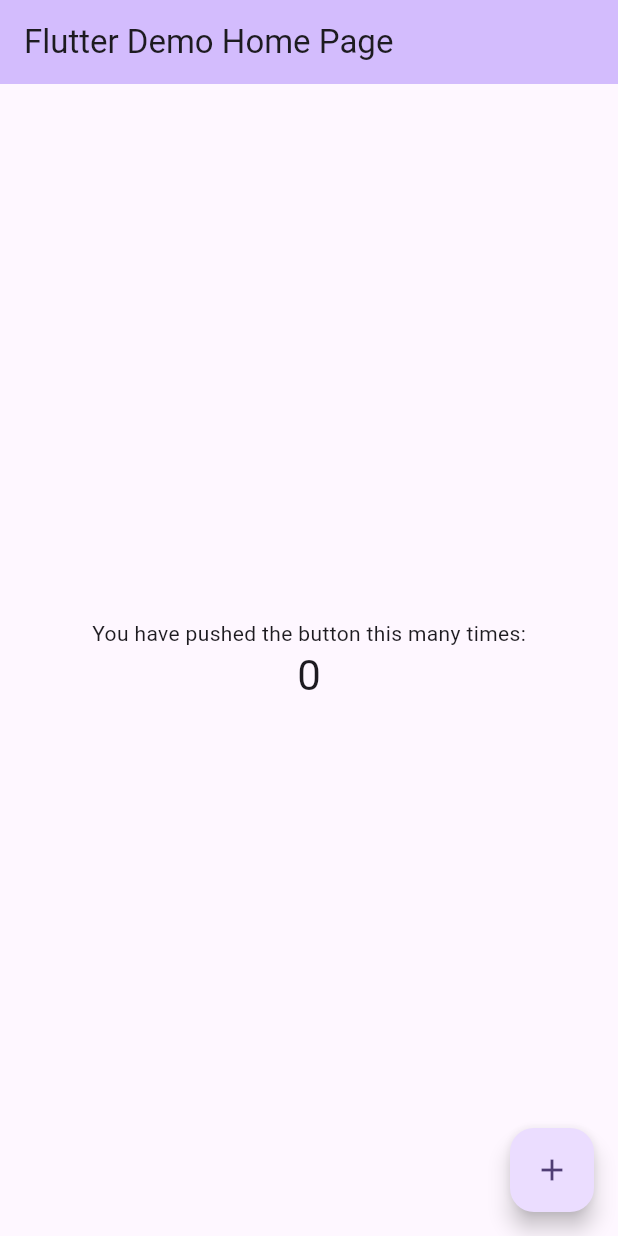
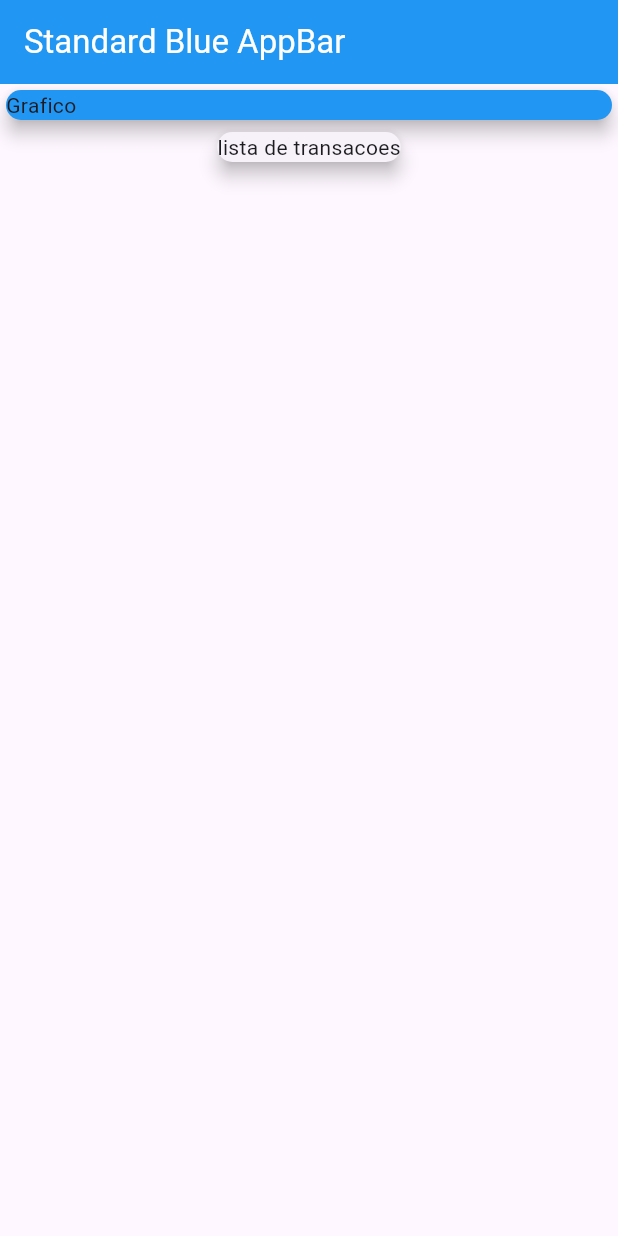
Before and after one commit to EmanuelVogt/expensives, a Flutter app: the screen it shows after launch, on a phone screen of 412 x 824 dp. Run offline on Flutter 3.47's test engine with Material 3 defaults, Android fonts, the phone set to English and light mode, and no system bars.

Commit message:
feat: setup main.dart

```diff
--- a/lib/main.dart
+++ b/lib/main.dart
@@ -7,119 +7,47 @@
 class MyApp extends StatelessWidget {
   const MyApp({super.key});
 
-  // This widget is the root of your application.
   @override
   Widget build(BuildContext context) {
     return MaterialApp(
       title: 'Flutter Demo',
       theme: ThemeData(
-        // This is the theme of your application.
-        //
-        // TRY THIS: Try running your application with "flutter run". You'll see
-        // the application has a purple toolbar. Then, without quitting the app,
-        // try changing the seedColor in the colorScheme below to Colors.green
-        // and then invoke "hot reload" (save your changes or press the "hot
-        // reload" button in a Flutter-supported IDE, or press "r" if you used
-        // the command line to start the app).
-        //
-        // Notice that the counter didn't reset back to zero; the application
-        // state is not lost during the reload. To reset the state, use hot
-        // restart instead.
-        //
-        // This works for code too, not just values: Most code changes can be
-        // tested with just a hot reload.
-        colorScheme: ColorScheme.fromSeed(seedColor: Colors.deepPurple),
-        useMaterial3: true,
+        primarySwatch: Colors.blue,
+        appBarTheme: const AppBarTheme(
+          backgroundColor:
+              Colors.blue, // Explicitly set AppBar background color
+          foregroundColor: Colors.white, // Ensure text/icons are visible
+        ),
       ),
-      home: const MyHomePage(title: 'Flutter Demo Home Page'),
+      home: const MyHomePage(),
     );
   }
 }
 
-class MyHomePage extends StatefulWidget {
-  const MyHomePage({super.key, required this.title});
-
-  // This widget is the home page of your application. It is stateful, meaning
-  // that it has a State object (defined below) that contains fields that affect
-  // how it looks.
-
-  // This class is the configuration for the state. It holds the values (in this
-  // case the title) provided by the parent (in this case the App widget) and
-  // used by the build method of the State. Fields in a Widget subclass are
-  // always marked "final".
-
-  final String title;
-
-  @override
-  State<MyHomePage> createState() => _MyHomePageState();
-}
-
-class _MyHomePageState extends State<MyHomePage> {
-  int _counter = 0;
-
-  void _incrementCounter() {
-    setState(() {
-      // This call to setState tells the Flutter framework that something has
-      // changed in this State, which causes it to rerun the build method below
-      // so that the display can reflect the updated values. If we changed
-      // _counter without calling setState(), then the build method would not be
-      // called again, and so nothing would appear to happen.
-      _counter++;
-    });
-  }
+class MyHomePage extends StatelessWidget {
+  const MyHomePage({super.key});
 
   @override
   Widget build(BuildContext context) {
-    // This method is rerun every time setState is called, for instance as done
-    // by the _incrementCounter method above.
-    //
-    // The Flutter framework has been optimized to make rerunning build methods
-    // fast, so that you can just rebuild anything that needs updating rather
-    // than having to individually change instances of widgets.
     return Scaffold(
       appBar: AppBar(
-        // TRY THIS: Try changing the color here to a specific color (to
-        // Colors.amber, perhaps?) and trigger a hot reload to see the AppBar
-        // change color while the other colors stay the same.
-        backgroundColor: Theme.of(context).colorScheme.inversePrimary,
-        // Here we take the value from the MyHomePage object that was created by
-        // the App.build method, and use it to set our appbar title.
-        title: Text(widget.title),
+        title: const Text('Standard Blue AppBar'),
       ),
-      body: Center(
-        // Center is a layout widget. It takes a single child and positions it
-        // in the middle of the parent.
-        child: Column(
-          // Column is also a layout widget. It takes a list of children and
-          // arranges them vertically. By default, it sizes itself to fit its
-          // children horizontally, and tries to be as tall as its parent.
-          //
-          // Column has various properties to control how it sizes itself and
-          // how it positions its children. Here we use mainAxisAlignment to
-          // center the children vertically; the main axis here is the vertical
-          // axis because Columns are vertical (the cross axis would be
-          // horizontal).
-          //
-          // TRY THIS: Invoke "debug painting" (choose the "Toggle Debug Paint"
-          // action in the IDE, or press "p" in the console), to see the
-          // wireframe for each widget.
-          mainAxisAlignment: MainAxisAlignment.center,
-          children: <Widget>[
-            const Text(
-              'You have pushed the button this many times:',
-            ),
-            Text(
-              '$_counter',
-              style: Theme.of(context).textTheme.headlineMedium,
-            ),
-          ],
-        ),
+      body: const Column(
+        children: [
+          SizedBox(
+              width: double.infinity,
+              child: Card(
+                color: Colors.blue,
+                elevation: 5,
+                child: Text('Grafico'),
+              )),
+          Card(
+            elevation: 5,
+            child: Text('lista de transacoes'),
+          )
+        ],
       ),
-      floatingActionButton: FloatingActionButton(
-        onPressed: _incrementCounter,
-        tooltip: 'Increment',
-        child: const Icon(Icons.add),
-      ), // This trailing comma makes auto-formatting nicer for build methods.
     );
   }
 }
```
